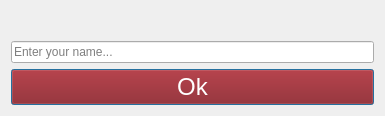
Before: the Qt Designer form src/FinishedWindow.ui in Dancon08/Questionnaire, drawn with Qt 5.
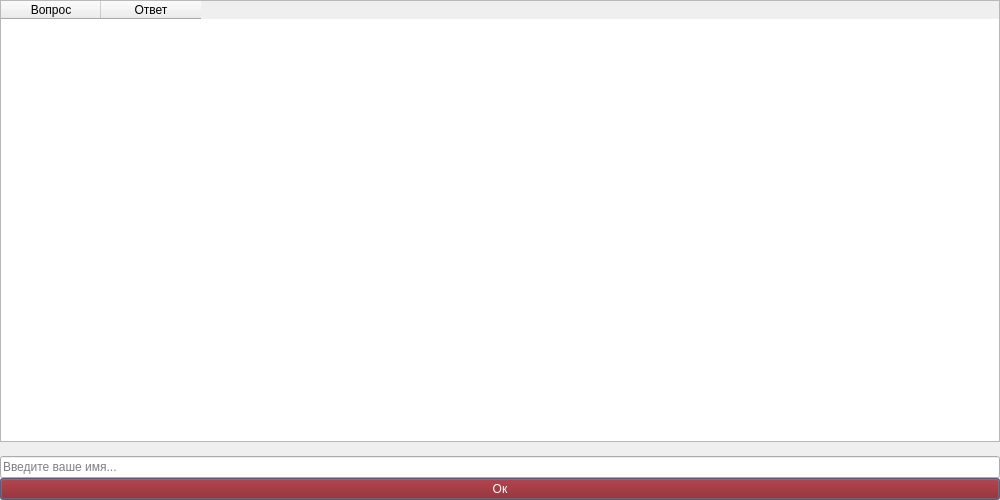
After: the same form once the commit is applied.

Diff of the .ui file:
```diff
--- a/src/FinishedWindow.ui
+++ b/src/FinishedWindow.ui
@@ -6,8 +6,8 @@
    <rect>
     <x>0</x>
     <y>0</y>
-    <width>385</width>
-    <height>116</height>
+    <width>1000</width>
+    <height>500</height>
    </rect>
   </property>
   <property name="windowTitle">
@@ -17,7 +17,6 @@
    <string notr="true">                  QPushButton
                   {
                   background: #890709;
-                  font-size: 24px;
                   text-align: center;
                   color: #FFFFFF;
                   }
@@ -31,27 +30,62 @@
                   }</string>
   </property>
   <layout class="QGridLayout" name="gridLayout">
-   <item row="1" column="0" colspan="2">
-    <widget class="QLineEdit" name="lineName_">
-     <property name="placeholderText">
-      <string>Enter your name...</string>
+   <property name="leftMargin">
+    <number>0</number>
+   </property>
+   <property name="topMargin">
+    <number>0</number>
+   </property>
+   <property name="rightMargin">
+    <number>0</number>
+   </property>
+   <property name="bottomMargin">
+    <number>0</number>
+   </property>
+   <property name="spacing">
+    <number>0</number>
+   </property>
+   <item row="0" column="0">
+    <widget class="QTableWidget" name="tableCompare_">
+     <property name="editTriggers">
+      <set>QAbstractItemView::NoEditTriggers</set>
      </property>
+     <property name="selectionMode">
+      <enum>QAbstractItemView::SingleSelection</enum>
+     </property>
+     <column>
+      <property name="text">
+       <string>Вопрос</string>
+      </property>
+     </column>
+     <column>
+      <property name="text">
+       <string>Ответ</string>
+      </property>
+     </column>
     </widget>
    </item>
-   <item row="0" column="0" colspan="2">
+   <item row="1" column="0">
     <widget class="QLabel" name="lblResult_">
      <property name="text">
       <string/>
      </property>
     </widget>
    </item>
-   <item row="2" column="0" colspan="2">
+   <item row="2" column="0">
+    <widget class="QLineEdit" name="lineName_">
+     <property name="placeholderText">
+      <string>Введите ваше имя...</string>
+     </property>
+    </widget>
+   </item>
+   <item row="3" column="0">
     <widget class="QPushButton" name="btnSave_">
      <property name="enabled">
       <bool>true</bool>
      </property>
      <property name="text">
-      <string>Ok</string>
+      <string>Ок</string>
      </property>
     </widget>
    </item>
```
